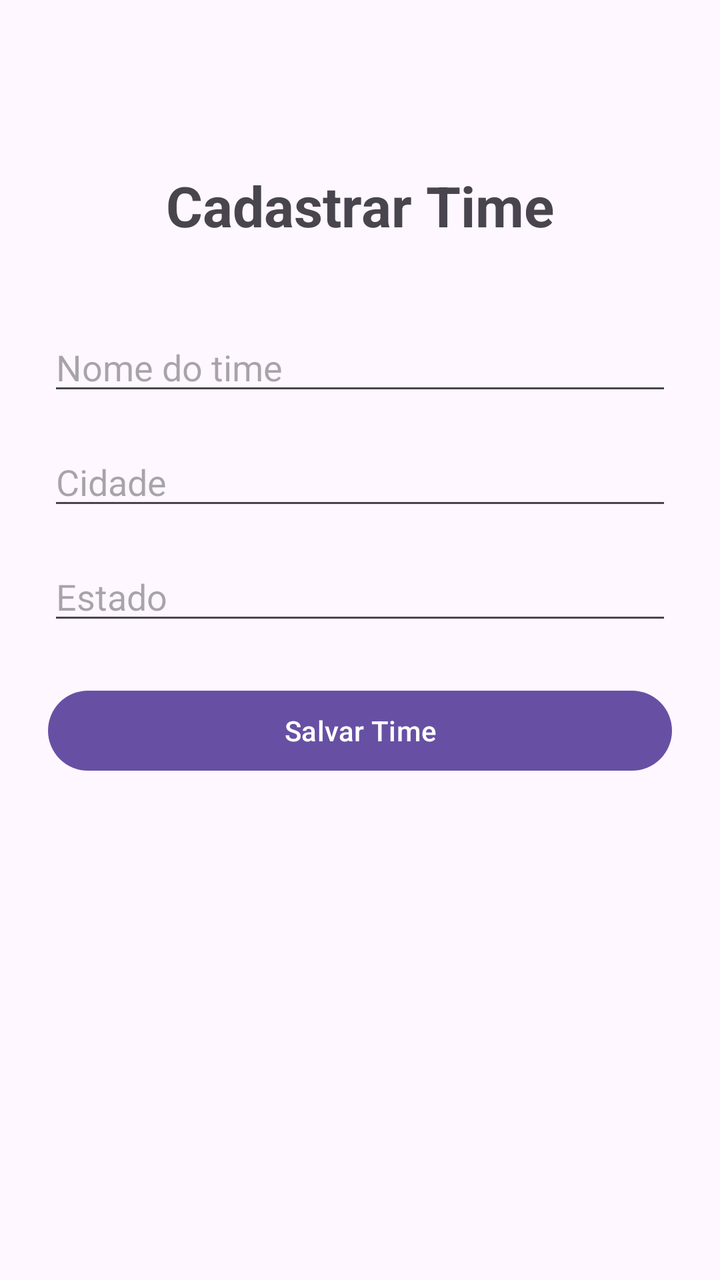
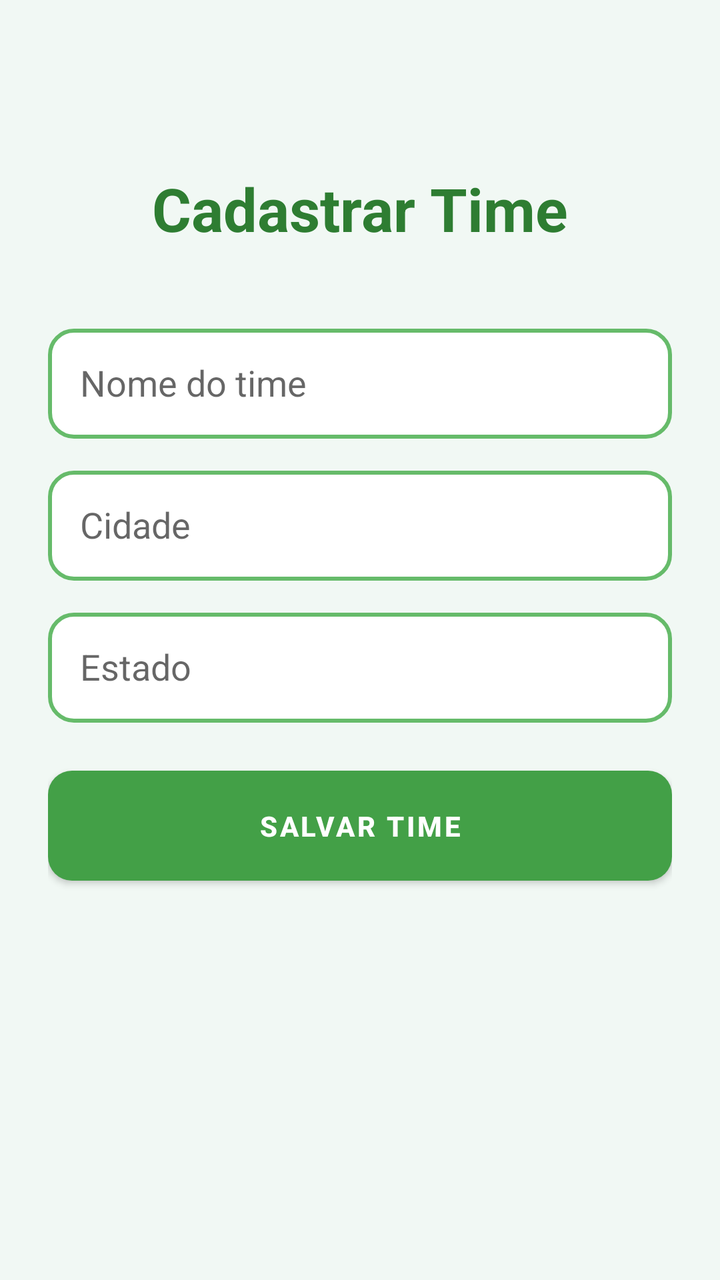

The first picture is an Android layout as it rendered before a commit; the second is the same layout after the commit. The layout source and the unified diff follow.
<!-- AndroidManifest.xml: application theme Theme.AppControlePro -->
<!-- res/layout/activity_cadastro_time.xml -->
<?xml version="1.0" encoding="utf-8"?>
<androidx.constraintlayout.widget.ConstraintLayout xmlns:android="http://schemas.android.com/apk/res/android"
    xmlns:app="http://schemas.android.com/apk/res-auto"
    android:layout_width="match_parent"
    android:layout_height="match_parent"
    android:padding="24dp">

    
    <TextView
        android:id="@+id/txtTituloTime"
        android:layout_width="wrap_content"
        android:layout_height="wrap_content"
        android:text="Cadastrar Time"
        android:textSize="28sp"
        android:textStyle="bold"
        app:layout_constraintTop_toTopOf="parent"
        app:layout_constraintStart_toStartOf="parent"
        app:layout_constraintEnd_toEndOf="parent"
        android:layout_marginTop="60dp"/>

    
    <EditText
        android:id="@+id/edtNomeTime"
        android:layout_width="0dp"
        android:layout_height="wrap_content"
        android:hint="Nome do time"
        app:layout_constraintTop_toBottomOf="@id/txtTituloTime"
        app:layout_constraintStart_toStartOf="parent"
        app:layout_constraintEnd_toEndOf="parent"
        android:layout_marginTop="40dp"/>

    
    <EditText
        android:id="@+id/edtCidadeTime"
        android:layout_width="0dp"
        android:layout_height="wrap_content"
        android:hint="Cidade"
        app:layout_constraintTop_toBottomOf="@id/edtNomeTime"
        app:layout_constraintStart_toStartOf="parent"
        app:layout_constraintEnd_toEndOf="parent"
        android:layout_marginTop="16dp"/>

    
    <EditText
        android:id="@+id/edtEstadoTime"
        android:layout_width="0dp"
        android:layout_height="wrap_content"
        android:hint="Estado"
        app:layout_constraintTop_toBottomOf="@id/edtCidadeTime"
        app:layout_constraintStart_toStartOf="parent"
        app:layout_constraintEnd_toEndOf="parent"
        android:layout_marginTop="16dp"/>

    
    <Button
        android:id="@+id/btnSalvarTime"
        android:layout_width="0dp"
        android:layout_height="wrap_content"
        android:text="Salvar Time"
        android:onClick="salvarTime"
        app:layout_constraintTop_toBottomOf="@id/edtEstadoTime"
        app:layout_constraintStart_toStartOf="parent"
        app:layout_constraintEnd_toEndOf="parent"
        android:layout_marginTop="24dp"/>

</androidx.constraintlayout.widget.ConstraintLayout>
<!-- resources referenced by this layout -->
<resources>
  <style name="Theme.AppControlePro" parent="Base.Theme.AppControlePro" />
  <style name="Base.Theme.AppControlePro" parent="Theme.Material3.DayNight.NoActionBar">
          
          
      </style>
</resources>

<!-- the commit's change to res/layout/activity_cadastro_time.xml (unified diff, before → after) -->
@@ -3,7 +3,8 @@
     xmlns:app="http://schemas.android.com/apk/res-auto"
     android:layout_width="match_parent"
     android:layout_height="match_parent"
-    android:padding="24dp">
+    android:padding="24dp"
+    android:background="#F1F8F4">
 
     
     <TextView
@@ -11,8 +12,9 @@
         android:layout_width="wrap_content"
         android:layout_height="wrap_content"
         android:text="Cadastrar Time"
-        android:textSize="28sp"
+        android:textSize="30sp"
         android:textStyle="bold"
+        android:textColor="#2E7D32"
         app:layout_constraintTop_toTopOf="parent"
         app:layout_constraintStart_toStartOf="parent"
         app:layout_constraintEnd_toEndOf="parent"
@@ -22,8 +24,10 @@
     <EditText
         android:id="@+id/edtNomeTime"
         android:layout_width="0dp"
-        android:layout_height="wrap_content"
+        android:layout_height="55dp"
         android:hint="Nome do time"
+        android:padding="16dp"
+        android:background="@drawable/campo_verde"
         app:layout_constraintTop_toBottomOf="@id/txtTituloTime"
         app:layout_constraintStart_toStartOf="parent"
         app:layout_constraintEnd_toEndOf="parent"
@@ -33,8 +37,10 @@
     <EditText
         android:id="@+id/edtCidadeTime"
         android:layout_width="0dp"
-        android:layout_height="wrap_content"
+        android:layout_height="55dp"
         android:hint="Cidade"
+        android:padding="16dp"
+        android:background="@drawable/campo_verde"
         app:layout_constraintTop_toBottomOf="@id/edtNomeTime"
         app:layout_constraintStart_toStartOf="parent"
         app:layout_constraintEnd_toEndOf="parent"
@@ -44,8 +50,10 @@
     <EditText
         android:id="@+id/edtEstadoTime"
         android:layout_width="0dp"
-        android:layout_height="wrap_content"
+        android:layout_height="55dp"
         android:hint="Estado"
+        android:padding="16dp"
+        android:background="@drawable/campo_verde"
         app:layout_constraintTop_toBottomOf="@id/edtCidadeTime"
         app:layout_constraintStart_toStartOf="parent"
         app:layout_constraintEnd_toEndOf="parent"
@@ -55,8 +63,12 @@
     <Button
         android:id="@+id/btnSalvarTime"
         android:layout_width="0dp"
-        android:layout_height="wrap_content"
+        android:layout_height="55dp"
         android:text="Salvar Time"
+        android:textColor="#FFFFFF"
+        android:textStyle="bold"
+        android:background="@drawable/botao_verde"
+        android:backgroundTint="@null"
         android:onClick="salvarTime"
         app:layout_constraintTop_toBottomOf="@id/edtEstadoTime"
         app:layout_constraintStart_toStartOf="parent"
<!-- resource entries referenced after the edit -->
@@ -1,9 +1,36 @@
 <!-- resources referenced by this layout -->
 <resources>
-  <style name="Theme.AppControlePro" parent="Base.Theme.AppControlePro" />
-  <style name="Base.Theme.AppControlePro" parent="Theme.Material3.DayNight.NoActionBar">
-          
-          
+  <!-- drawable botao_verde (drawable) -->
+  <?xml version="1.0" encoding="utf-8"?>
+  <shape xmlns:android="http://schemas.android.com/apk/res/android">
+      <solid android:color="#43A047"/>
+      <corners android:radius="12dp"/>
+  </shape>
+  <!-- drawable campo_verde (drawable) -->
+  <?xml version="1.0" encoding="utf-8"?>
+  <shape xmlns:android="http://schemas.android.com/apk/res/android">
+  
+      <solid android:color="#FFFFFF"/>
+  
+      <stroke
+          android:width="2dp"
+          android:color="#66BB6A"/>
+  
+      <corners android:radius="12dp"/>
+  
+  </shape>
+  <style name="Theme.AppControlePro" parent="Theme.MaterialComponents.DayNight.DarkActionBar">
+          <item name="colorPrimary">@color/green_500</item>
+          <item name="colorPrimaryVariant">@color/green_700</item>
+          <item name="colorSecondary">@color/teal_200</item>
+          <item name="colorSecondaryVariant">@color/teal_700</item>
+          <item name="android:statusBarColor">@color/green_700</item>
+          <item name="colorOnPrimary">@color/white</item>
       </style>
+  <color name="green_500">#43A047</color>
+  <color name="green_700">#2E7D32</color>
+  <color name="teal_200">#80CBC4</color>
+  <color name="teal_700">#00796B</color>
+  <color name="white">#FFFFFF</color>
 </resources>
 
